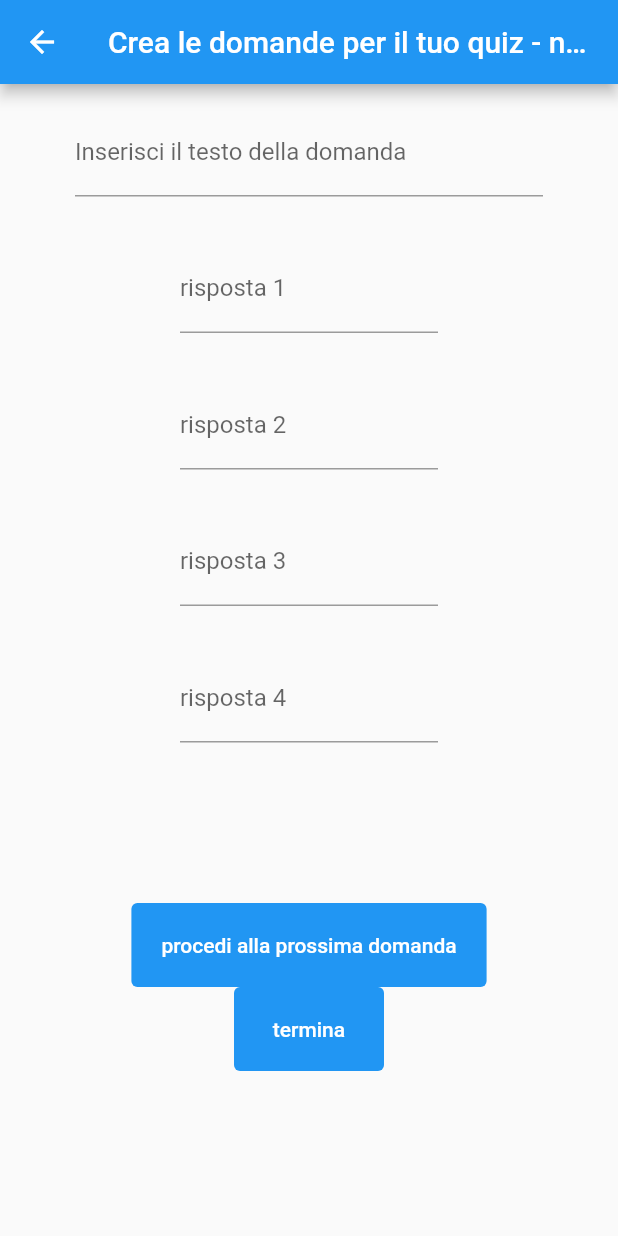
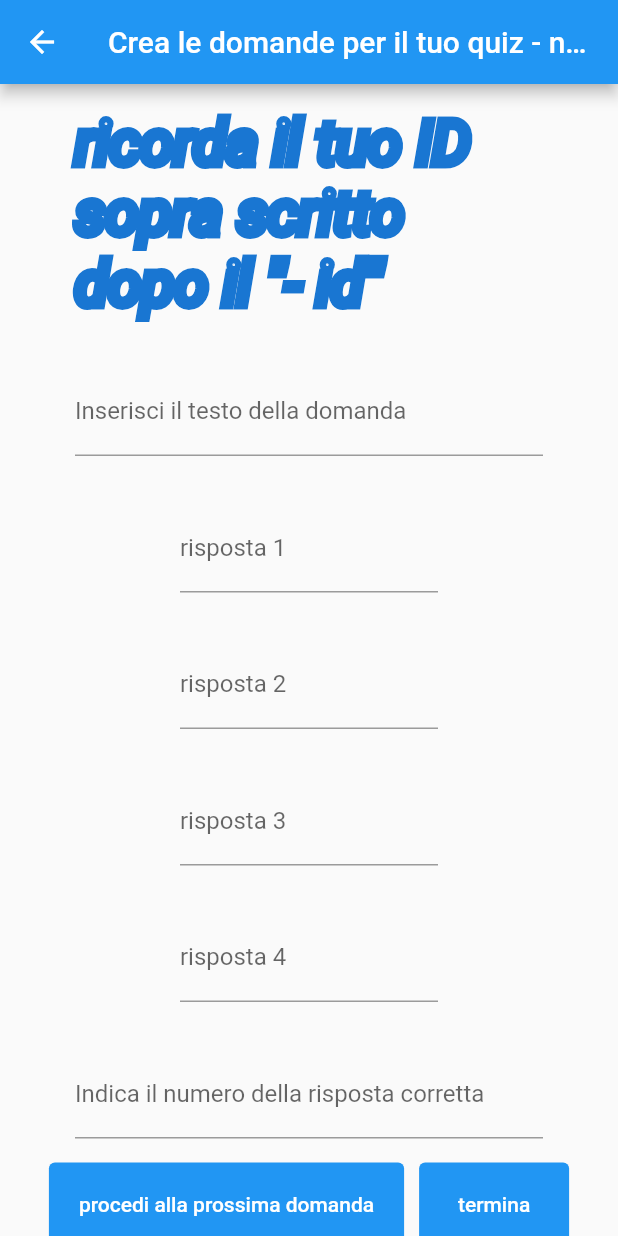
Before and after one commit to RiatoTeo/flutter_application_quiz, a Flutter app: the HostPageQuestions screen opened directly, on a phone screen of 412 x 824 dp. Run offline on Flutter 3.47's test engine with Material 2 defaults, Android fonts, the phone set to English and light mode, and no system bars; missing offline and left inert: dart:ffi.

Commit message:
final commit

```diff
--- a/lib/HostPageQuestions.dart
+++ b/lib/HostPageQuestions.dart
@@ -47,6 +47,20 @@ class _HostPageQuestions extends State<HostPageQuestions> {
             child: Column(
               mainAxisAlignment: MainAxisAlignment.center,
               children: <Widget>[
+                Padding(
+                  padding: EdgeInsets.symmetric(horizontal: 50, vertical: 16),
+                  child: Text(
+                    'ricorda il tuo ID sopra scritto dopo il "- id"',
+                    style: TextStyle(
+                      fontStyle: FontStyle.italic,
+                      fontSize: 40,
+                      foreground: Paint()
+                        ..style = PaintingStyle.stroke
+                        ..strokeWidth = 6
+                        ..color = Colors.blue[700]!,
+                    ),
+                  ),
+                ),
                 Padding(
                   padding:
                       const EdgeInsets.symmetric(horizontal: 50, vertical: 16),
@@ -130,7 +144,7 @@ class _HostPageQuestions extends State<HostPageQuestions> {
                 ),
                 Padding(
                   padding:
-                      const EdgeInsets.symmetric(horizontal: 490, vertical: 16),
+                      const EdgeInsets.symmetric(horizontal: 50, vertical: 16),
                   child: TextFormField(
                       validator: (value) {
                         if (value == null || value.isEmpty) {
@@ -144,23 +158,32 @@ class _HostPageQuestions extends State<HostPageQuestions> {
                       ),
                       onChanged: (value) => setState(() => correct = value)),
                 ),
-                Column(
+                Row(
                   mainAxisAlignment: MainAxisAlignment.center,
                   children: [
-                    TextButton(
+
+                    Container(
+                      margin: const EdgeInsets.symmetric(horizontal: 5),
+                      child: TextButton(
                         onPressed: () => createNewQuestion(),
                         child: const Text('procedi alla prossima domanda'),
                       ),
-                    TextButton(
+                    ),
+
+                    Container(
+                      margin: const EdgeInsets.symmetric(horizontal: 5),
+                      child: TextButton(
                         onPressed: () {
                           Navigator.pushReplacement<void, void>(
                             context,
                             MaterialPageRoute<void>(
-                            builder: (BuildContext context) => const HomePage(),
+                              builder: (BuildContext context) =>
+                                  const HomePage(),
                             ),
                           );
                         },
                         child: const Text('termina'),
+                      ),
                     ),
                   ],
                 )
```
Lines whose indentation alone changed are shown as unchanged.
